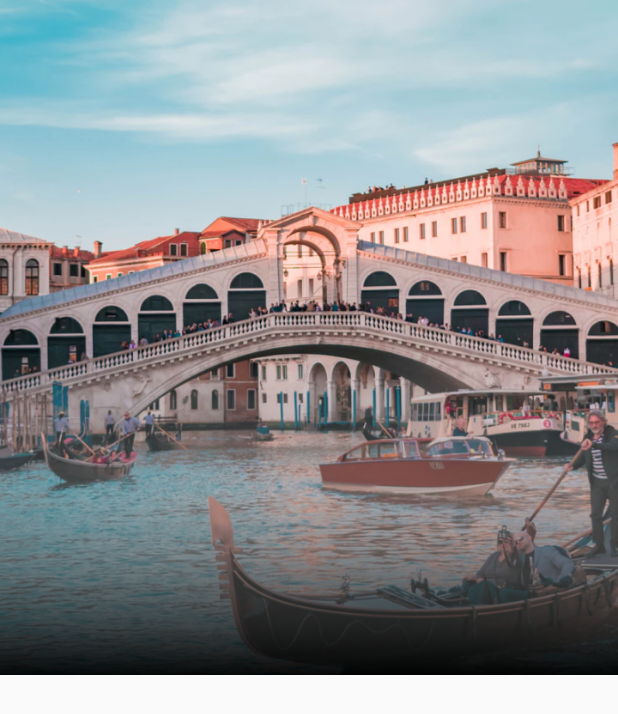
After one commit to anandaadityap/airplane, a Flutter app: the mainPage screen opened by its route, after a tap on "4.8", on a phone screen of 412 x 824 dp. The commit adds this screen. Shown: the top 714 px of the screen. Run offline on Flutter 3.47's test engine with Material 2 defaults, Android fonts, the phone set to English and light mode, and no system bars; our stand-ins replace google_fonts.

Commit message:
membuat detail page background image

```diff
--- /dev/null
+++ b/lib/ui/pages/detail_page.dart
@@ -0,0 +1,52 @@
+import 'package:flutter/material.dart';
+import '../../../shared/theme.dart';
+
+class DetailPage extends StatelessWidget {
+  const DetailPage({Key? key}) : super(key: key);
+
+  @override
+  Widget build(BuildContext context) {
+    Widget backgroundImage() {
+      return Container(
+        width: double.infinity,
+        height: 450,
+        decoration: BoxDecoration(
+          image: DecorationImage(
+            fit: BoxFit.cover,
+            image: AssetImage('assets/image_destination1.png'),
+          ),
+        ),
+      );
+    }
+
+    Widget customShadow() {
+      return Container(
+        margin: EdgeInsets.only(
+          top: 236,
+        ),
+        height: 214,
+        width: double.infinity,
+        decoration: BoxDecoration(
+          gradient: LinearGradient(
+            begin: Alignment.topCenter,
+            end: Alignment.bottomCenter,
+            colors: [
+              kWhiteColor.withOpacity(0),
+              Colors.black.withOpacity(0.95),
+            ],
+          ),
+        ),
+      );
+    }
+
+    return Scaffold(
+      backgroundColor: kBackgroundColor,
+      body: Stack(
+        children: [
+          backgroundImage(),
+          customShadow(),
+        ],
+      ),
+    );
+  }
+}
--- a/lib/ui/widgets/destination_card.dart
+++ b/lib/ui/widgets/destination_card.dart
@@ -1,3 +1,4 @@
+import 'package:airplane/ui/pages/detail_page.dart';
 import 'package:flutter/material.dart';
 import '../../../shared/theme.dart';
 
@@ -16,7 +17,16 @@ class DestinationCard extends StatelessWidget {
 
   @override
   Widget build(BuildContext context) {
-    return Container(
+    return GestureDetector(
+      onTap: () {
+        Navigator.push(
+          context,
+          MaterialPageRoute(
+            builder: (context) => DetailPage(),
+          ),
+        );
+      },
+      child: Container(
         margin: EdgeInsets.only(
           left: defaultMargin,
         ),
@@ -102,6 +112,7 @@ class DestinationCard extends StatelessWidget {
             ),
           ],
         ),
+      ),
     );
   }
 }
```
Lines whose indentation alone changed are shown as unchanged.
